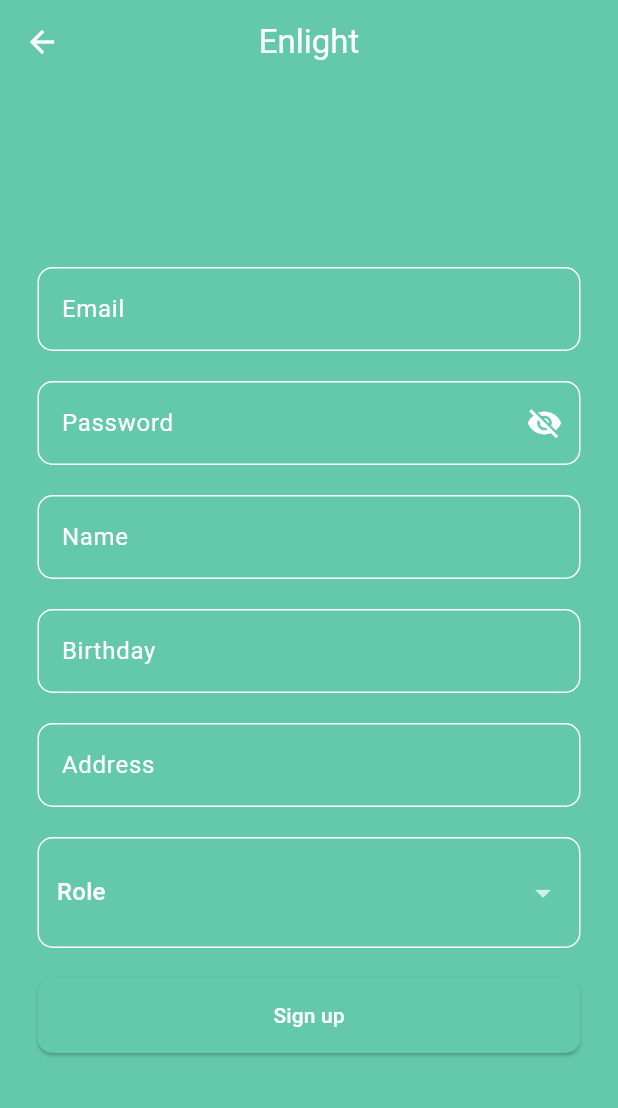
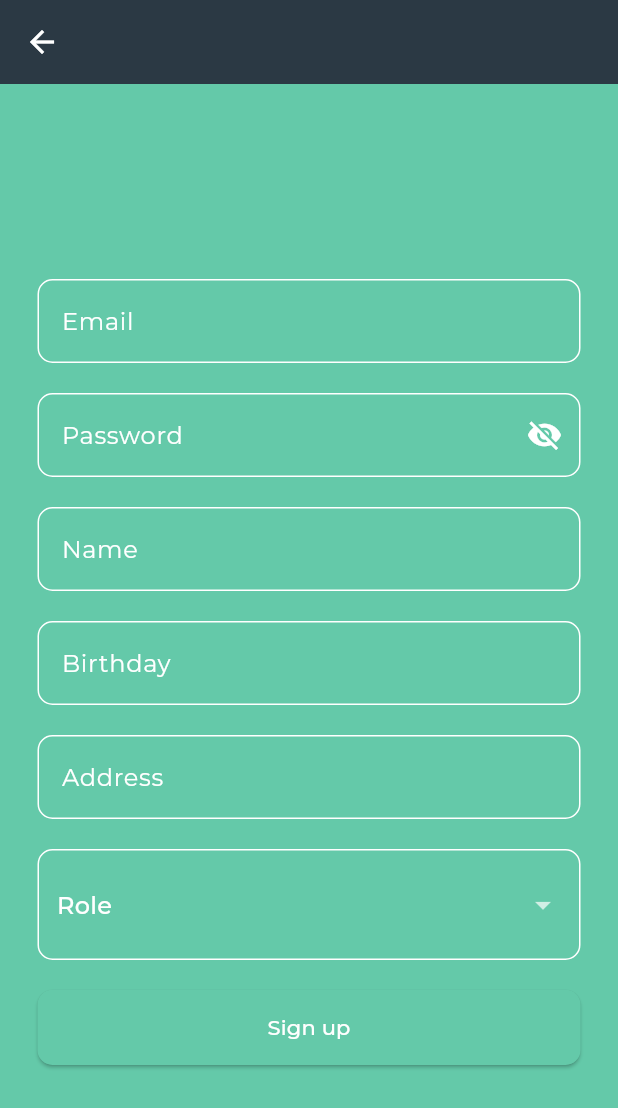
Before and after one commit to pedroramirezneira/enlightfrontend, a Flutter app: the screen it shows after launch, after a tap on "Don't have an account? Sign up.", on a phone screen of 412 x 824 dp. Shown: the top 1108 px of the screen. Run offline on Flutter 3.47's test engine with Material 3 defaults, Android fonts, the phone set to English and light mode, and no system bars; our stand-ins replace awesome_snackbar_content, flutter_dotenv, flutter_secure_storage, google_fonts, image_picker, shared_preferences; network calls fail.

Commit message:
ui changes

```diff
--- a/lib/main.dart
+++ b/lib/main.dart
@@ -5,6 +5,7 @@ import 'package:enlight/util/io.dart';
 import 'package:enlight/util/token.dart';
 import 'package:flutter/material.dart';
 import 'package:flutter_dotenv/flutter_dotenv.dart';
+import 'package:google_fonts/google_fonts.dart';
 
 Future<void> main() async {
   await dotenv.load();
@@ -45,14 +46,15 @@ class MyApp extends StatelessWidget {
     return MaterialApp(
       title: 'Enlight',
       theme: ThemeData(
-        appBarTheme: const AppBarTheme(
-          backgroundColor: Color.fromARGB(255, 100, 201, 169),
-          centerTitle: true,
-          titleTextStyle: TextStyle(
-            color: Colors.white,
-            fontSize: 22,
-          ),
-        ),
+        appBarTheme: AppBarTheme(
+            backgroundColor: const Color.fromARGB(255, 43, 57, 68),
+            centerTitle: true,
+            titleTextStyle: GoogleFonts.getFont(
+              "Montserrat",
+              color: Colors.white,
+              fontSize: 22,
+            )),
+        fontFamily: GoogleFonts.montserrat().fontFamily,
         colorScheme: ColorScheme(
           brightness: Brightness.dark,
           primary: Colors.purple.shade100,
--- a/lib/pages/sign_in.dart
+++ b/lib/pages/sign_in.dart
@@ -1,5 +1,4 @@
 import 'package:awesome_snackbar_content/awesome_snackbar_content.dart';
-import 'package:enlight/components/enlight_app_bar.dart';
 import 'package:enlight/components/enlight_form_submission_button.dart';
 import 'package:enlight/components/enlight_loading_indicator.dart';
 import 'package:enlight/components/enlight_text_form_field.dart';
@@ -10,6 +9,7 @@ import 'package:enlight/pages/sign_up.dart';
 import 'package:enlight/util/account_ops.dart';
 import 'package:enlight/util/io.dart';
 import 'package:flutter/material.dart';
+import 'package:google_fonts/google_fonts.dart';
 
 class SignIn extends StatefulWidget {
   const SignIn({super.key});
@@ -37,20 +37,67 @@ class _SignInState extends State<SignIn> {
     return Stack(
       children: [
         Scaffold(
-          appBar: const EnlightAppBar(
-            text: "Enlight",
+          body: SingleChildScrollView(
+              child: SafeArea(
+                  top: true,
+                  child: Column(
+                    mainAxisSize: MainAxisSize.max,
+                    children: [
+                      Align(
+                        alignment: const AlignmentDirectional(0.0, 0.0),
+                        child: Padding(
+                          padding: const EdgeInsetsDirectional.fromSTEB(
+                              0.0, 40.0, 0.0, 0.0),
+                          child: SizedBox(
+                            width: 308.0,
+                            height: 100.0,
+                            child: Align(
+                              alignment: const AlignmentDirectional(0.0, 0.0),
+                              child: Text('ENLIGHT',
+                                  textAlign: TextAlign.center,
+                                  style: GoogleFonts.getFont(
+                                    'Montserrat',
+                                    color: const Color.fromARGB(
+                                        255, 100, 201, 169),
+                                    fontSize: 50.0,
+                                  )),
                             ),
-          body: Stack(
-            children: <Widget>[
-              Center(
-                child: SingleChildScrollView(
-                  padding: const EdgeInsets.all(15),
-                  child: Form(
-                    key: formKey,
-                    child: SizedBox(
-                      width: 500,
-                      child: Column(
-                        children: <Widget>[
+                          ),
+                        ),
+                      ),
+                      SizedBox(
+                          width: 350.0,
+                          height: 556.0,
+                          child:
+                              Column(mainAxisSize: MainAxisSize.max, children: [
+                            Align(
+                              alignment: const AlignmentDirectional(-1.0, -1.0),
+                              child: Padding(
+                                padding: const EdgeInsetsDirectional.fromSTEB(
+                                    10.0, 10.0, 0.0, 0.0),
+                                child: Text(
+                                  'Welcome Back!',
+                                  style: GoogleFonts.getFont(
+                                    'Montserrat',
+                                    fontSize: 25.0,
+                                  ),
+                                ),
+                              ),
+                            ),
+                            Align(
+                              alignment: const AlignmentDirectional(-1.0, 0.0),
+                              child: Padding(
+                                padding: const EdgeInsetsDirectional.fromSTEB(
+                                    10.0, 10.0, 0.0, 0.0),
+                                child: Text(
+                                  'Fill the information below to access your account',
+                                  style: GoogleFonts.getFont(
+                                    'Montserrat',
+                                    letterSpacing: 0.0,
+                                  ),
+                                ),
+                              ),
+                            ),
                             EnlightTextFormField(
                               text: "Email",
                               controller: emailController,
@@ -73,14 +120,9 @@ class _SignInState extends State<SignIn> {
                               },
                               child: const Text("Forgot password?"),
                             )
+                          ]))
                     ],
-                      ),
-                    ),
-                  ),
-                ),
-              ),
-            ],
-          ),
+                  ))),
           persistentFooterButtons: <Widget>[
             Center(
               child: TextButton(
--- a/lib/pages/sign_up.dart
+++ b/lib/pages/sign_up.dart
@@ -1,5 +1,4 @@
 import 'package:awesome_snackbar_content/awesome_snackbar_content.dart';
-import 'package:enlight/components/enlight_app_bar.dart';
 import 'package:enlight/components/enlight_dropdown_button.dart';
 import 'package:enlight/components/enlight_form_submission_button.dart';
 import 'package:enlight/components/enlight_loading_indicator.dart';
@@ -7,6 +6,7 @@ import 'package:enlight/components/enlight_text_form_field.dart';
 import 'package:enlight/pages/sign_in.dart';
 import 'package:enlight/util/account_ops.dart';
 import 'package:flutter/material.dart';
+import 'package:google_fonts/google_fonts.dart';
 
 class SignUp extends StatefulWidget {
   const SignUp({super.key});
@@ -41,14 +41,40 @@ class _SignUpState extends State<SignUp> {
     return Stack(
       children: <Widget>[
         Scaffold(
-          appBar: const EnlightAppBar(
-            text: 'Enlight',
+            body: CustomScrollView(
+          slivers: [
+            const SliverAppBar(),
+            SliverList(
+              delegate: SliverChildListDelegate(
+                [
+                  Column(
+                    mainAxisSize: MainAxisSize.max,
+                    children: <Widget>[
+                      Align(
+                        alignment: const AlignmentDirectional(0, 0),
+                        child: Padding(
+                          padding:
+                              const EdgeInsetsDirectional.fromSTEB(0, 5, 0, 0),
+                          child: SizedBox(
+                            width: 308,
+                            height: 100,
+                            child: Align(
+                                alignment: const AlignmentDirectional(0, 0),
+                                child: Text(
+                                  'ENLIGHT',
+                                  textAlign: TextAlign.center,
+                                  style: GoogleFonts.getFont(
+                                    'Montserrat',
+                                    color: const Color.fromARGB(
+                                        255, 100, 201, 169),
+                                    fontSize: 50,
                                   ),
-          body: Stack(
-            children: <Widget>[
-              Center(
-                child: SingleChildScrollView(
-                  padding: const EdgeInsets.all(15),
+                                )),
+                          ),
+                        ),
+                      ),
+                      Padding(
+                        padding: const EdgeInsets.all(15.0),
                         child: Form(
                           key: formKey,
                           child: SizedBox(
@@ -101,10 +127,13 @@ class _SignUpState extends State<SignUp> {
                           ),
                         ),
                       ),
+                    ],
                   ),
                 ],
               ),
             ),
+          ],
+        )),
         EnlightLoadingIndicator(visible: loading),
       ],
     );
--- a/pubspec.yaml
+++ b/pubspec.yaml
@@ -42,6 +42,7 @@ dependencies:
   awesome_snackbar_content: ^0.1.3
   cached_network_image: ^3.3.1
   image_picker: ^1.0.8
+  google_fonts: ^6.2.1
 
 dev_dependencies:
   flutter_test:
```
Also changed, not shown: pubspec.lock. Lines whose indentation alone changed are shown as unchanged.
